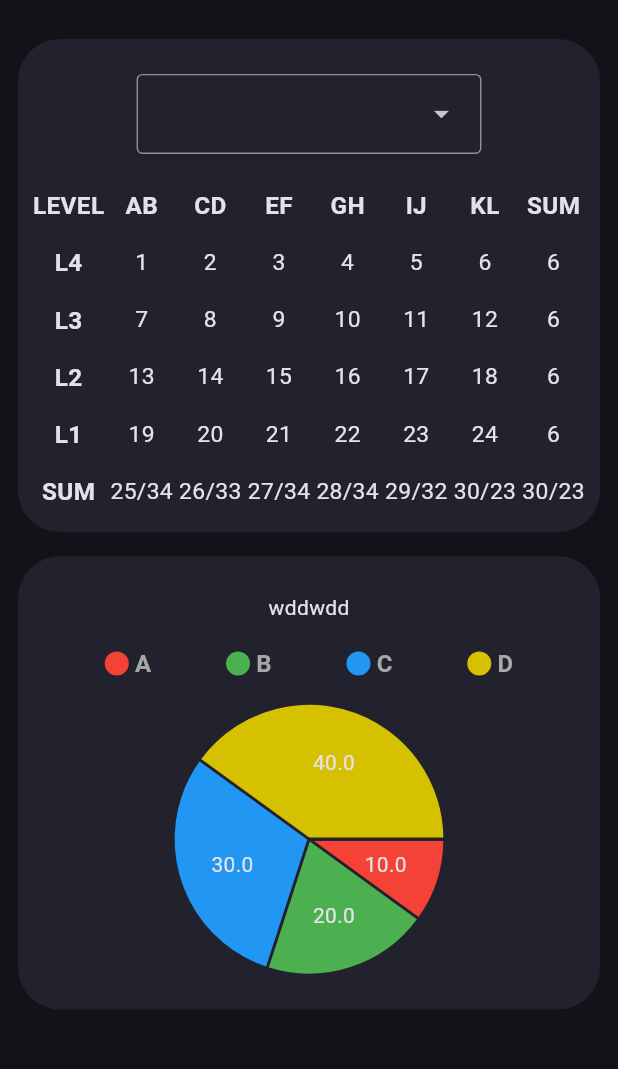
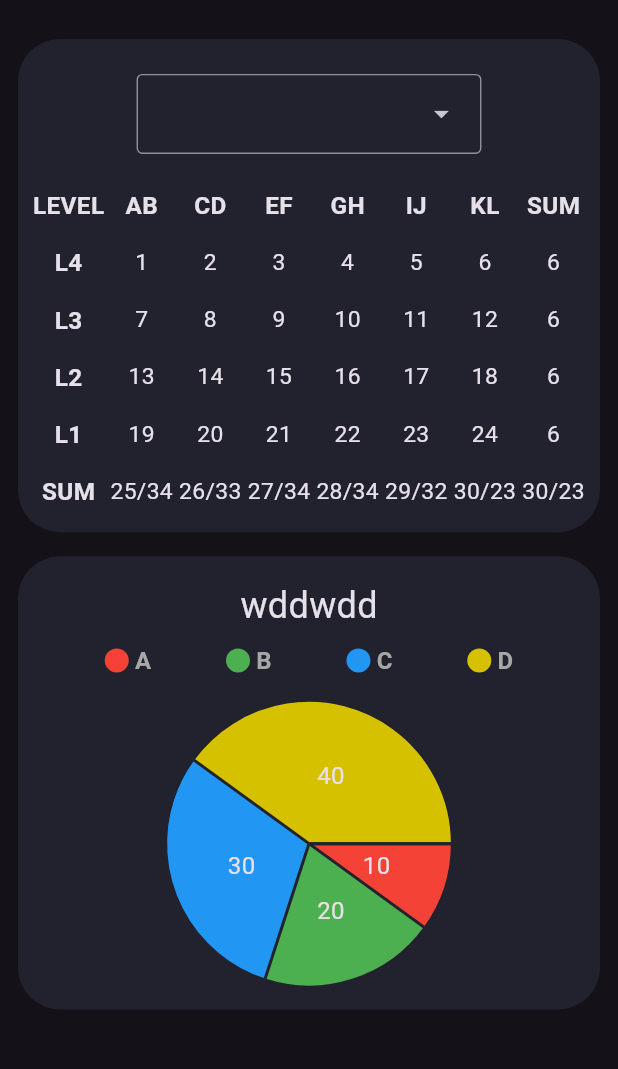
Before and after one commit to eran0926/FRC6998_2025_scouting_viewer, a Flutter app: the AutoDataPage screen opened by its route, on a phone screen of 412 x 824 dp, the part 63-1132 px from its top. Run offline on Flutter 3.47's test engine with Material 3 defaults, Android fonts, the phone set to English and light mode, and no system bars; drawn by our look-alikes of fl_chart; our stand-ins replace go_router, logger, responsive_framework; network calls fail; statements that could not run were skipped.

Commit message:
feat: use LayoutBuilder build pieChart widget

```diff
--- a/lib/widgets/pie_chart_widget.dart
+++ b/lib/widgets/pie_chart_widget.dart
@@ -21,14 +21,14 @@ class PieChartWidget extends StatelessWidget {
         aspectRatio: 1.3,
         child: Column(
           children: [
-            SizedBox(height: 16),
-            if (title.isNotEmpty) Text(title),
-            SizedBox(height: 16),
+            SizedBox(height: 8),
+            if (title.isNotEmpty) Text(title, style: TextStyle(fontSize: 24)),
+            SizedBox(height: 8),
             Row(
               mainAxisAlignment: MainAxisAlignment.spaceEvenly,
               children: data
                   .map((e) => Indicator(
-                        color: e['color'],
+                        color: e['color'] ?? Colors.cyan,
                         text: e['name'],
                         isSquare: false,
                         size: 16,
@@ -39,12 +39,8 @@ class PieChartWidget extends StatelessWidget {
             SizedBox(height: 16),
             Expanded(
               flex: 20,
-              child: FittedBox(
-                // fit: BoxFit.scaleDown,
-                child: SizedBox(
-                  width: 180,
-                  height: 180,
-                  child: PieChart(
+              child: LayoutBuilder(
+                builder: (context, constraints) => PieChart(
                   PieChartData(
                     // borderData: FlBorderData(show: false),
                     // sectionsSpace: 40,
@@ -54,17 +50,13 @@ class PieChartWidget extends StatelessWidget {
                         .asMap()
                         .map<int, PieChartSectionData>((index, e) {
                           final value = PieChartSectionData(
-                              color: e['color'],
+                            title: e['value'].toString(),
+                            color: e['color'] ?? Colors.cyan,
                             value: e['value'].toDouble(),
-                              // title: '${e['value']}%',
-                              title: e['title'],
-                              // titleStyle: TextStyle(
-                              //     fontSize: 16,
-                              //     fontWeight: FontWeight.bold,
-                              //     color:
-                              //         const Color.fromARGB(255, 167, 167, 167)),
-                              titlePositionPercentageOffset: 0.6,
-                              radius: 90,
+                            titleStyle: TextStyle(
+                              fontSize: 16,
+                            ),
+                            radius: constraints.maxHeight / 2,
                           );
                           return MapEntry(index, value);
                         })
@@ -74,8 +66,7 @@ class PieChartWidget extends StatelessWidget {
                 ),
               ),
             ),
-            ),
-            SizedBox(height: 16),
+            SizedBox(height: 8),
           ],
         ),
       ),
```
Lines whose indentation alone changed are shown as unchanged.
